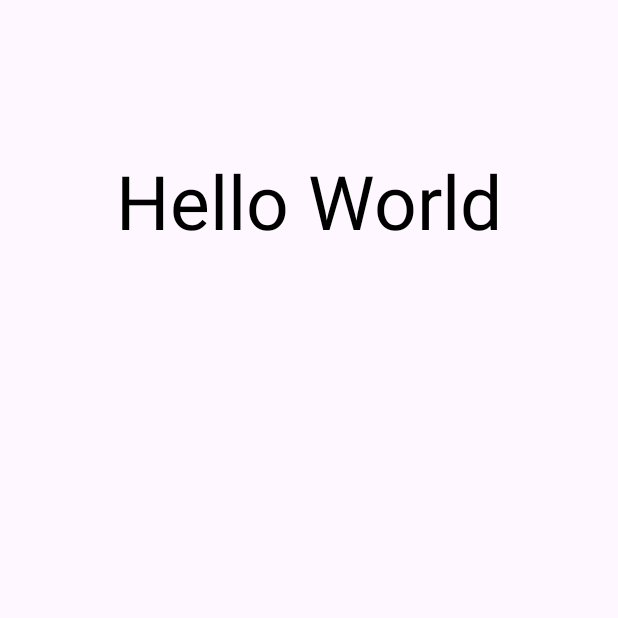
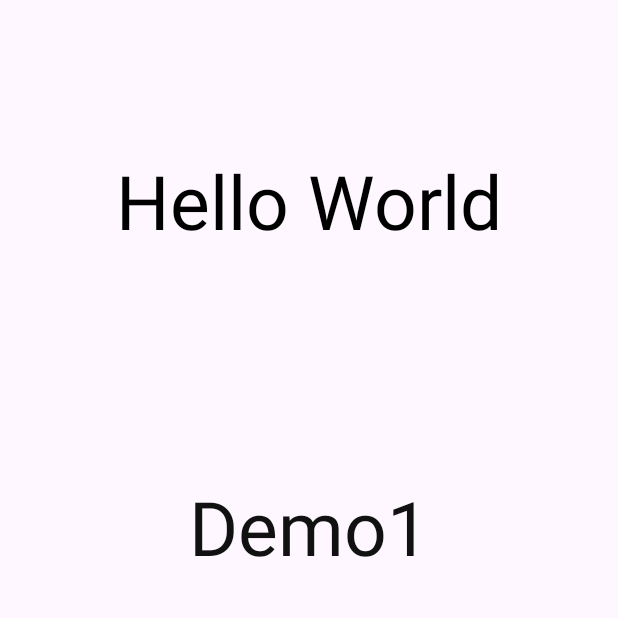
Before and after one commit to bigboimo/CyFinance, an Android app: the screen it shows after launch (MainActivity), on a phone screen of 412 x 824 dp, the top half of it. Run offline under Robolectric (Android 15) with nearby library versions, the phone set to English and light mode, and no system bars.

Commit message:
adding xml file modifications

```diff
--- a/Experiment/hussein/exp1/tutorials-android_unit1_1_helloworld/tutorials-android_unit1_1_helloworld/AndroidExample/app/src/main/res/layout/activity_main.xml
+++ b/Experiment/hussein/exp1/tutorials-android_unit1_1_helloworld/tutorials-android_unit1_1_helloworld/AndroidExample/app/src/main/res/layout/activity_main.xml
@@ -18,4 +18,19 @@
         android:textColor="#000000" >
     </TextView>
 
+    <TextView
+        android:id="@+id/textHusseinstarting"
+        android:layout_width="wrap_content"
+        android:layout_height="wrap_content"
+        android:layout_gravity="center"
+        android:layout_marginTop="100dp"
+        android:layout_marginBottom="50dp"
+        android:text="Demo1"
+        android:textColor="#111111"
+        android:textSize="50dp"
+
+        />
+
+
+
 </androidx.appcompat.widget.LinearLayoutCompat>
```
Also changed, not shown: 1 other file.
